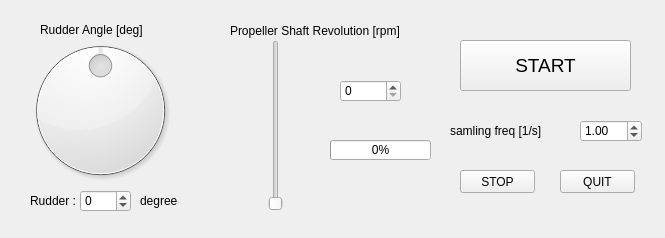
Qt form shipsim_mmg_module/ShipControllerMMG.ui (RosShipSim/shipsim_mmg_module) before a commit.
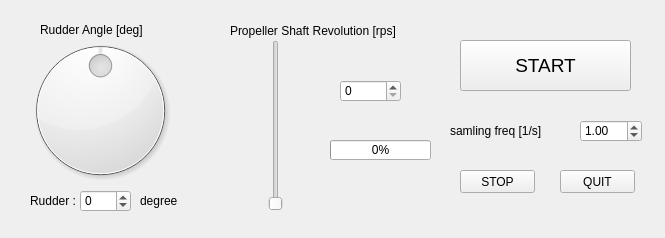
The same form after that commit.

Patch:
```diff
--- a/shipsim_mmg_module/ShipControllerMMG.ui
+++ b/shipsim_mmg_module/ShipControllerMMG.ui
@@ -87,7 +87,7 @@
      </rect>
     </property>
     <property name="text">
-     <string>Propeller Shaft Revolution [rpm]</string>
+     <string>Propeller Shaft Revolution [rps]</string>
     </property>
    </widget>
    <widget class="QLabel" name="rudderLabel0">
```
